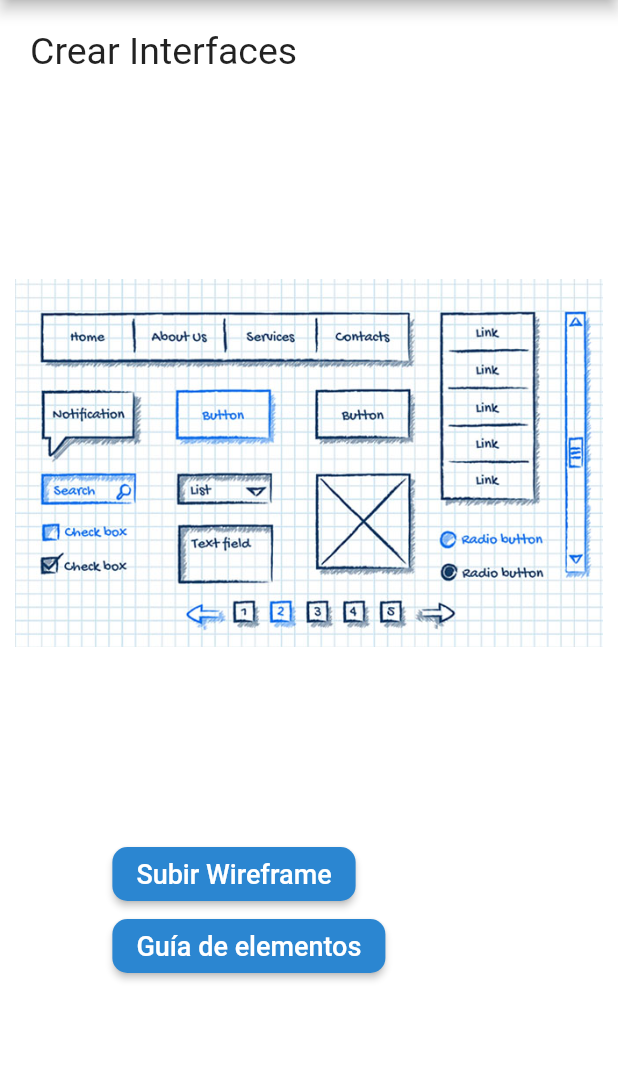
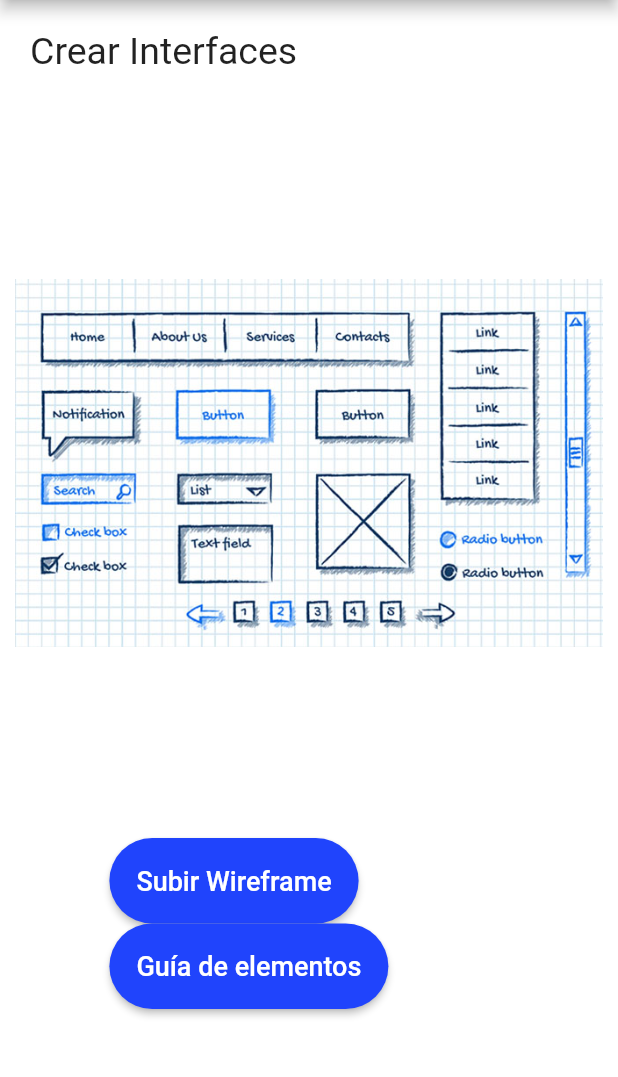
Before and after one commit to ValerieNamuche/AfterDrawing-frontend, a Flutter app: the screen it shows after launch, on a phone screen of 412 x 824 dp, the part 98-1175 px from its top. Run offline on Flutter 3.47's test engine with Material 2 defaults, Android fonts, the phone set to English and light mode, and no system bars; our stand-ins replace file_picker, rxdart, shared_preferences; missing offline and left inert: dart:html, dart:js, dart:js_util.

Commit message:
add styles to buttons

```diff
--- a/lib/src/pages/interfaces/GenerateInterfaces1.dart
+++ b/lib/src/pages/interfaces/GenerateInterfaces1.dart
@@ -86,7 +86,7 @@ class _GenerateInterfacesState1 extends State<GenerateInterfaces1>
                   child: Wrap(
                     alignment: WrapAlignment.spaceBetween,
                     children: <Widget>[
-                      RaisedButton(
+                      ElevatedButton(
                         onPressed: () {
                           uploadImageWithFilePicker();
                           //var resultImage = FilePicker.platform.pickFiles();
@@ -103,16 +103,16 @@ class _GenerateInterfacesState1 extends State<GenerateInterfaces1>
                         ),
 
                         // color del boton
-                        color: const Color.fromARGB(255, 43, 134, 209),
-                        // circular shape
-                        shape: RoundedRectangleBorder(
-                          borderRadius: BorderRadius.circular(10),
-                        ),
+                        style: ElevatedButton.styleFrom(
+                            primary: Color.fromARGB(255, 32, 68, 252),
+                            padding: EdgeInsets.all(18),
+                            shape: RoundedRectangleBorder(
+                                borderRadius: BorderRadius.circular(80))),
                       ),
                       const SizedBox(
                         width: 100.0,
                       ),
-                      RaisedButton(
+                      ElevatedButton(
                         onPressed: () => {
                           Utils.homeNavigator.currentState!.pushNamed("guide")
                         },
@@ -121,18 +121,18 @@ class _GenerateInterfacesState1 extends State<GenerateInterfaces1>
                           'Guía de elementos',
                           style: TextStyle(
                             fontSize: 18,
-                            color: Colors.white,
+                            //color: Colors.white,
 
                             // cursiva
                           ),
                         ),
 
                         // color del boton
-                        color: const Color.fromARGB(255, 43, 134, 209),
-                        // circular shape
-                        shape: RoundedRectangleBorder(
-                          borderRadius: BorderRadius.circular(10),
-                        ),
+                        style: ElevatedButton.styleFrom(
+                            primary: Color.fromARGB(255, 32, 68, 252),
+                            padding: EdgeInsets.all(18),
+                            shape: RoundedRectangleBorder(
+                                borderRadius: BorderRadius.circular(80))),
                       ),
                     ],
                   ),
--- a/lib/src/pages/projects/ProjectEdit.dart
+++ b/lib/src/pages/projects/ProjectEdit.dart
@@ -118,7 +118,10 @@ class _ProjectEditState extends State<ProjectEdit> {
                             }
                           },
                           style: ElevatedButton.styleFrom(
-                              padding: EdgeInsets.all(18)),
+                              primary: Color.fromARGB(255, 32, 68, 252),
+                              padding: EdgeInsets.all(18),
+                              shape: RoundedRectangleBorder(
+                                  borderRadius: BorderRadius.circular(80))),
                           child: Text(
                             "Terminar de editar",
                             style: TextStyle(fontSize: 16),
```
Also changed, not shown: lib/src/pages/interfaces/GenerateInterfaces2.dart (+21 -5 lines), lib/src/pages/interfaces/SaveInterface.dart (+7 -1 lines), lib/src/pages/projects/Project.dart (+15 -2 lines), lib/src/pages/projects/ProjectDetails.dart (+10 -16 lines), lib/src/pages/projects/WireframeView.dart (+17 -8 lines), lib/src/widgets/dialog_form.dart (+6 -1 lines).
